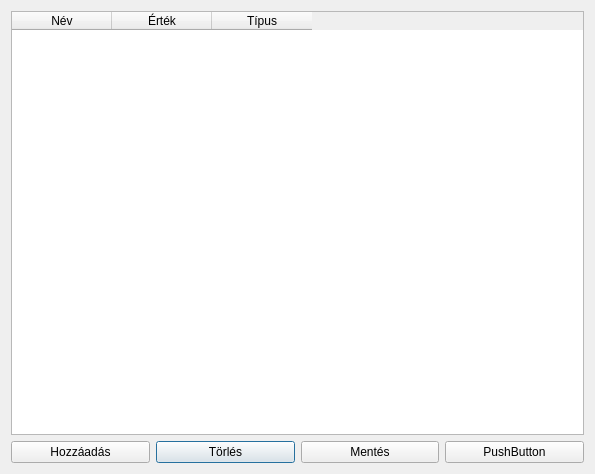
Qt form dialogparameters.ui (WhoiisThisGuy/TRUE) before a commit.
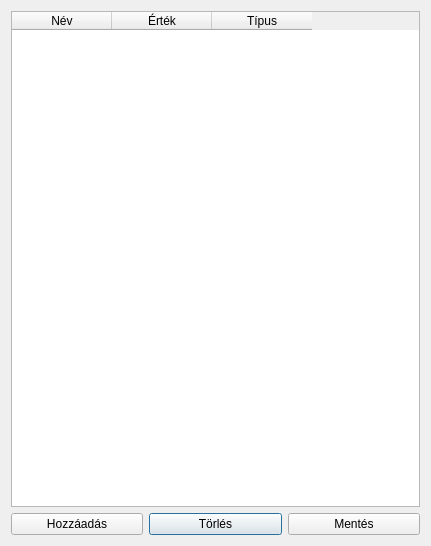
The same form after that commit.

The edit to the form file:
```diff
--- a/dialogparameters.ui
+++ b/dialogparameters.ui
@@ -6,8 +6,8 @@
    <rect>
     <x>0</x>
     <y>0</y>
-    <width>595</width>
-    <height>474</height>
+    <width>431</width>
+    <height>546</height>
    </rect>
   </property>
   <property name="windowTitle">
@@ -35,14 +35,7 @@
      </property>
     </widget>
    </item>
-   <item row="1" column="3">
-    <widget class="QPushButton" name="pushButton">
-     <property name="text">
-      <string>PushButton</string>
-     </property>
-    </widget>
-   </item>
-   <item row="0" column="0" colspan="4">
+   <item row="0" column="0" colspan="3">
     <widget class="QTableWidget" name="tableParameters">
      <property name="selectionMode">
       <enum>QAbstractItemView::MultiSelection</enum>
```
